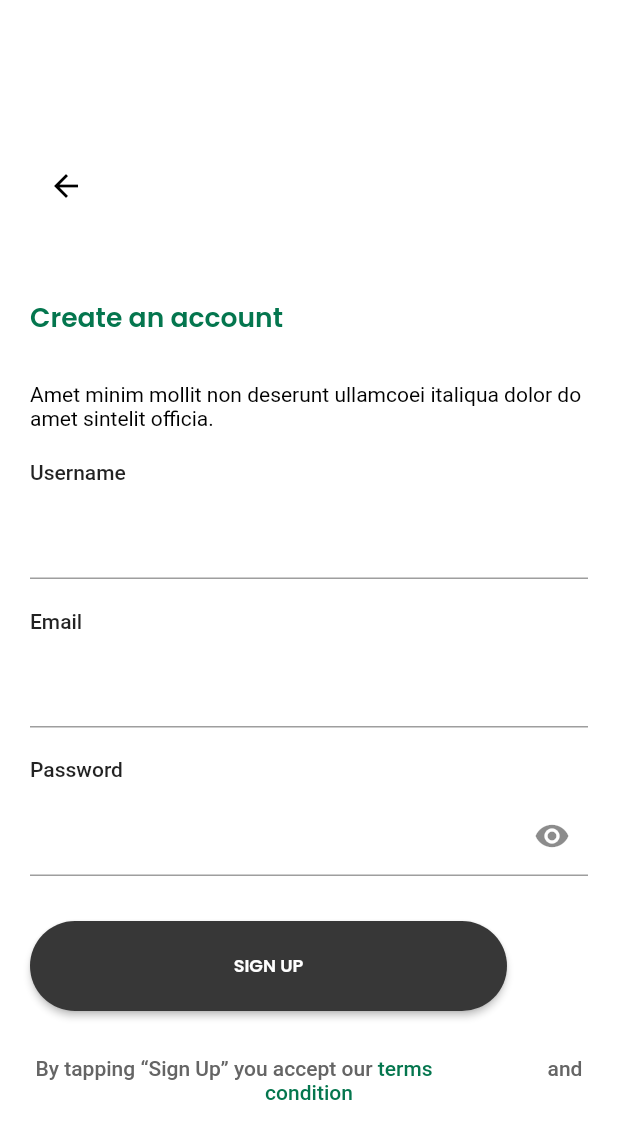
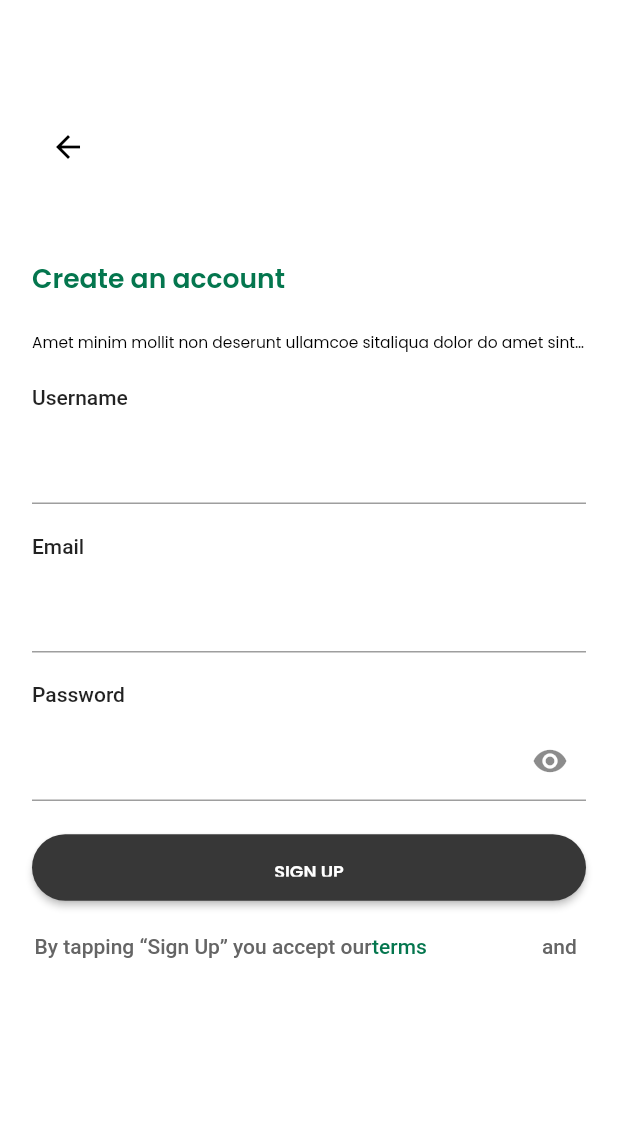
Before and after one commit to duongquangsang080299/flutter_exercise, a Flutter app: the SignUp screen opened by its route, on a phone screen of 412 x 824 dp. Shown: the top 1139 px of the screen. Run offline on Flutter 3.47's test engine with Material 2 defaults, Android fonts, the phone set to English and light mode, and no system bars; our stand-ins replace bloc, device_preview, go_router, percent_indicator; generated files the repository leaves out were written again; statements that could not run were skipped.

Commit message:
Update File

```diff
--- a/lib/l10n/arb/app_en.arb
+++ b/lib/l10n/arb/app_en.arb
@@ -19,7 +19,10 @@
     "textForgotPassword": "Forgot password?   ",
     "textReset": "Reset here ",
     "textCreateAccount": "Create an account",
-    "textSignUp": "By tapping “Sign Up” you accept our terms and condition",
+    "textSignUp": "By tapping “Sign Up” you accept our",
+    "textTerms":"terms                      ",
+    "textAnd":"and ",
+    "textCondition":"condition",
     "textPlayer": "Who is your favourite Victory players?",
     "textSwipeToSelect": "Swipe To Select",
     "textTitleAppBar": "Good Morning",
--- a/lib/presentation/auth/sign_up.dart
+++ b/lib/presentation/auth/sign_up.dart
@@ -1,7 +1,10 @@
 import 'package:flutter/material.dart';
 import 'package:go_router/go_router.dart';
 import 'package:soccer_club_app/core/color/app_color.dart';
+import 'package:soccer_club_app/core/extention.dart';
 import 'package:soccer_club_app/core/typography/app_fontweight.dart';
+import 'package:soccer_club_app/l10n/l10n.dart';
+import 'package:soccer_club_app/utils/size_utils.dart';
 import 'package:soccer_club_app/utils/validator_util.dart';
 import 'package:soccer_club_app/widgets/button.dart';
 import 'package:soccer_club_app/widgets/icon.dart';
@@ -24,36 +27,31 @@ class _SignUpState extends State<SignUp> {
       body: Form(
         key: _formKey,
         child: Padding(
-          padding: const EdgeInsets.symmetric(horizontal: 20),
+          padding:
+              EdgeInsets.symmetric(horizontal: context.getHorizontalSize(10)),
           child: Column(
             crossAxisAlignment: CrossAxisAlignment.start,
             children: [
-              const SizedBox(height: 100),
+              SizedBox(height: context.getVerticalSize(100)),
               GestureDetector(
                 onTap: () {
-                  GoRouter.of(context).go('/signIn');
+                  context.go('/signIn');
                 },
-                child: SCIcon.back(color: Colors.black,size:24),
+                child: SCIcon.back(color: Colors.black, size: 24),
               ),
               const SizedBox(height: 50),
               SCText.displayLarge(
                 context,
-                text: 'Create an account ',
-                style: Theme.of(context).textTheme.displayLarge?.copyWith(
-                    color: AppColor.primaryColor,
-                    fontWeight: AppFontWeight.semiBold,),
+                text: context.l10n.textCreateAccount,
               ),
 
-              const SizedBox(height: 30),
+              SizedBox(height: context.getVerticalSize(30)),
 
               // Title Text
-              SCText.bodySmall(
+              SCText.displaySmall(
                 context,
-                style: Theme.of(context).textTheme.bodyLarge?.copyWith(
-                    color: AppColor.tertiary,
-                    fontWeight: AppFontWeight.regular,),
-                text: 'Amet minim mollit non deserunt ullamcoei italiqua dolor'
-                    ' do amet sintelit officia.',
+                style: context.textTheme.displaySmall,
+                text: context.l10n.textDescription,
               ),
 
               const SizedBox(height: 20),
@@ -62,7 +60,7 @@ class _SignUpState extends State<SignUp> {
               Column(
                 children: [
                   SCInput.username(
-                    labelText: 'Username',
+                    labelText: context.l10n.textUsername,
                     labelStyle:
                         const TextStyle(color: AppColor.whiteSmokeColor),
                     validator: (value) => value?.isValidUserName(),
@@ -70,7 +68,7 @@ class _SignUpState extends State<SignUp> {
 
                   const SizedBox(height: 20),
                   SCInput.email(
-                    labelText: 'Email',
+                    labelText: context.l10n.textEmail,
                     labelStyle:
                         const TextStyle(color: AppColor.whiteSmokeColor),
                     validator: (value) => value?.isValidEmail(),
@@ -80,7 +78,7 @@ class _SignUpState extends State<SignUp> {
 
                   // Password Text Form Field
                   SCInput.password(
-                    labelText: 'Password',
+                    labelText: context.l10n.textPassword,
                     validator: (input) => input?.isValidPassword(),
                     suffixIcon: IconButton(
                       icon: const Icon(Icons.visibility),
@@ -94,7 +92,7 @@ class _SignUpState extends State<SignUp> {
                   ),
                 ],
               ),
-              const SizedBox(height: 30),
+              SizedBox(height: context.getVerticalSize(30)),
 
               // Sign-Up Button
               SCButton(
@@ -106,44 +104,43 @@ class _SignUpState extends State<SignUp> {
                     debugPrint('Form is invalid');
                   }
                 },
-                text: 'SIGN UP',
+                text: context.l10n.buttonSignUp,
                 style: Theme.of(context).textTheme.displayMedium?.copyWith(
-                      color: AppColor.secondaryColor,
                       fontWeight: AppFontWeight.semiBold,
                     ),
                 backgroundColor: AppColor.jetBlackColor,
-                width: 318,
-                height: 60,
+                width: context.getHorizontalSize(318),
+                height: context.getVerticalSize(60),
                 borderRadius: 30,
               ),
-              const SizedBox(height: 30),
+              SizedBox(height: context.getVerticalSize(30)),
               // Body Large Text
               Text.rich(
                 TextSpan(
                   children: [
                     TextSpan(
-                      text: 'By tapping “Sign Up” you accept our ',
+                      text: context.l10n.textSignUp,
                       style: Theme.of(context).textTheme.bodyLarge?.copyWith(
                             fontWeight: AppFontWeight.medium,
                             color: AppColor.textDimGray,
                           ),
                     ),
                     TextSpan(
-                      text: 'terms                      ',
+                      text: context.l10n.textTerms,
                       style: Theme.of(context).textTheme.bodyLarge?.copyWith(
                             fontWeight: AppFontWeight.medium,
                             color: AppColor.primaryColor,
                           ),
                     ),
                     TextSpan(
-                      text: 'and ',
+                      text: context.l10n.textAnd,
                       style: Theme.of(context).textTheme.bodyLarge?.copyWith(
                             fontWeight: AppFontWeight.medium,
                             color: AppColor.textDimGray,
                           ),
                     ),
                     TextSpan(
-                      text: 'condition',
+                      text: context.l10n.textcondition,
                       style: Theme.of(context).textTheme.bodyLarge?.copyWith(
                             fontWeight: AppFontWeight.medium,
                             color: AppColor.primaryColor,
```
Also changed, not shown: lib/presentation/pages/welcome_screen.dart (+29 -34 lines).
